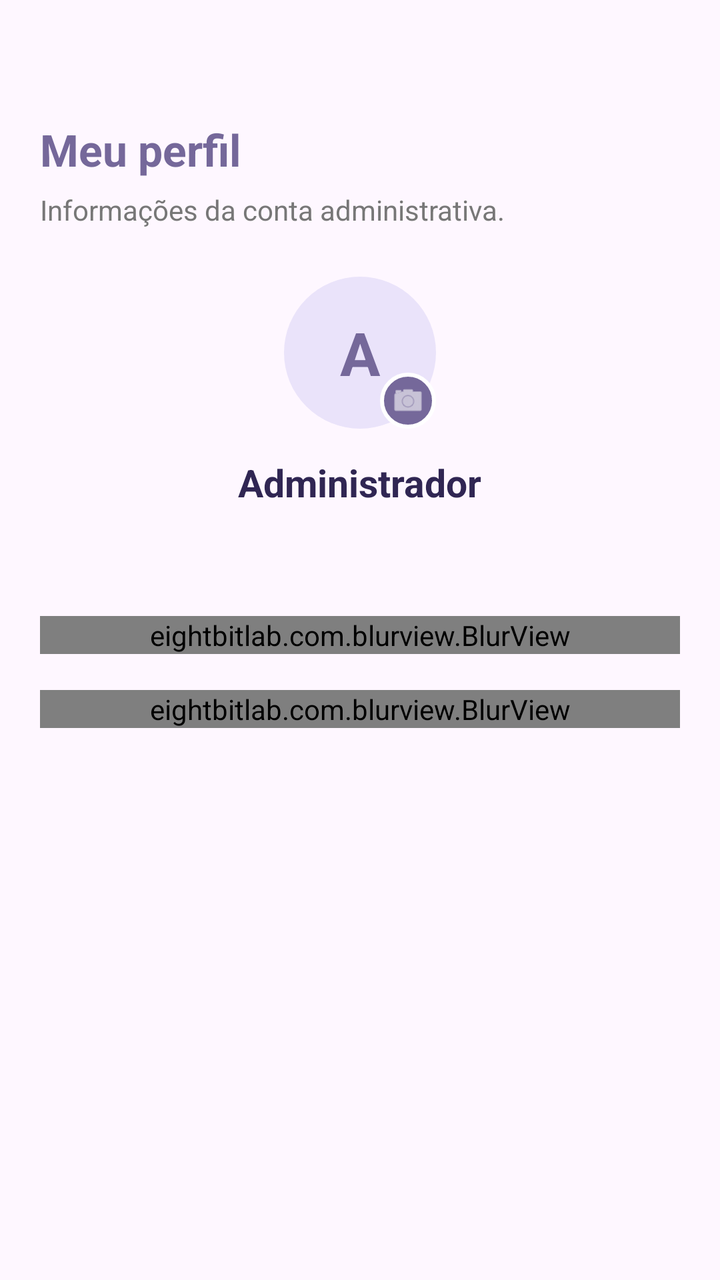
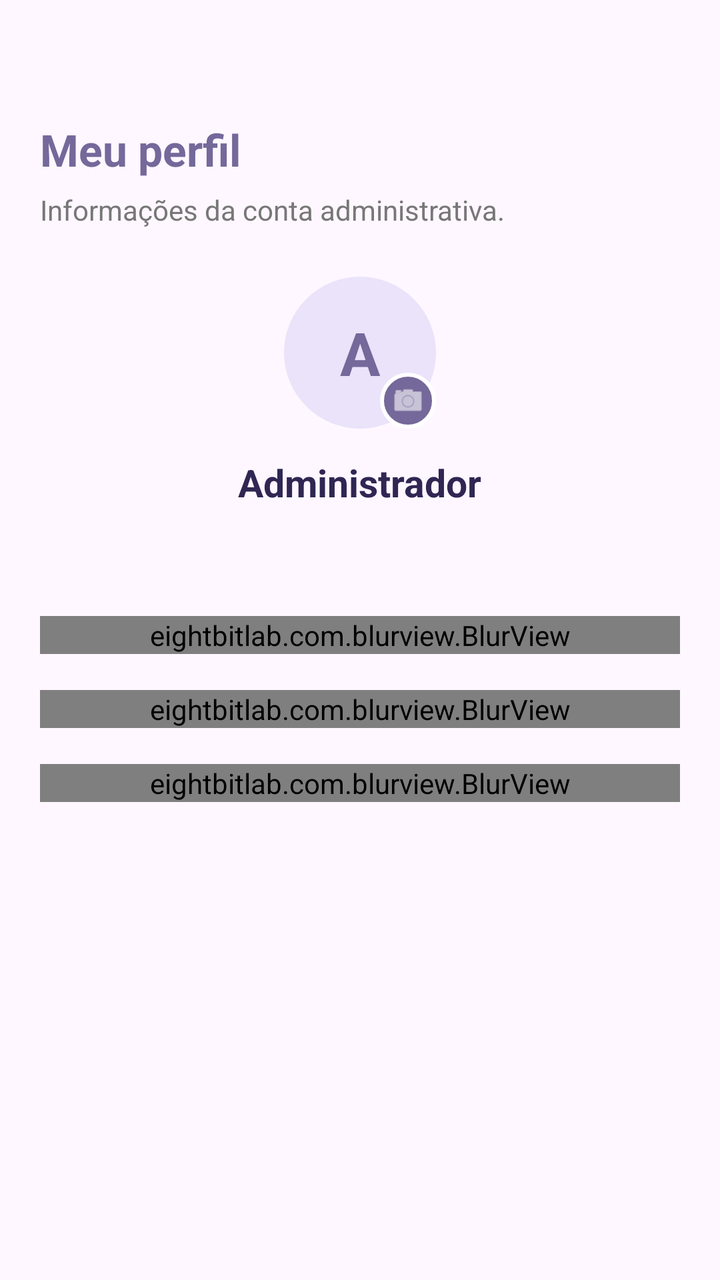

Before-and-after screenshots of an Android layout around one commit, followed by the original layout XML and the change that was made.
<!-- AndroidManifest.xml: application theme Theme.MindU -->
<!-- res/layout/content_perfil_admin.xml -->
<?xml version="1.0" encoding="utf-8"?>
<ScrollView
    xmlns:android="http://schemas.android.com/apk/res/android"
    android:layout_width="match_parent"
    android:layout_height="match_parent"
    android:fillViewport="true"
    android:clipToPadding="false"
    android:padding="20dp">

    <LinearLayout
        android:layout_width="match_parent"
        android:layout_height="wrap_content"
        android:orientation="vertical">

        
        <TextView
            android:layout_width="wrap_content"
            android:layout_height="wrap_content"
            android:layout_marginTop="40dp"
            android:text="Meu perfil"
            android:textColor="#75689A"
            android:textSize="22sp"
            android:textStyle="bold"/>

        <TextView
            android:layout_width="wrap_content"
            android:layout_height="wrap_content"
            android:layout_marginTop="6dp"
            android:text="Informações da conta administrativa."
            android:textColor="#777777"
            android:textSize="14sp"/>

    <LinearLayout
        android:layout_width="match_parent"
        android:layout_height="wrap_content"
        android:orientation="vertical"
        android:gravity="center_horizontal"
        android:clipChildren="false"
        android:clipToPadding="false"
        android:padding="24dp">

        <FrameLayout
            android:id="@+id/areaFotoAdmin"
            android:layout_width="76dp"
            android:layout_height="76dp"
            android:background="@drawable/bg_avatar_admin"
            android:clipChildren="false"
            android:clipToPadding="false"
            android:clickable="true"
            android:focusable="true">

            <ImageView
                android:id="@+id/imgFotoAdmin"
                android:layout_width="match_parent"
                android:layout_height="match_parent"
                android:scaleType="centerCrop"
                android:visibility="gone" />

            <TextView
                android:id="@+id/txtInicialAdmin"
                android:layout_width="match_parent"
                android:layout_height="match_parent"
                android:gravity="center"
                android:text="A"
                android:textColor="#75689A"
                android:textSize="30sp"
                android:textStyle="bold" />

            <ImageButton
                android:id="@+id/btnCameraAdmin"
                android:layout_width="28dp"
                android:layout_height="28dp"
                android:layout_gravity="bottom|end"
                android:background="@drawable/bg_camera_admin"
                android:contentDescription="Tirar foto de perfil"
                android:padding="5dp"
                android:scaleType="centerInside"
                android:src="@android:drawable/ic_menu_camera"
                android:tint="#FFFFFF" />

        </FrameLayout>

        <TextView
            android:id="@+id/txtNomeAdmin"
            android:layout_width="wrap_content"
            android:layout_height="wrap_content"
            android:layout_marginTop="14dp"
            android:text="Administrador"
            android:textColor="#302653"
            android:textSize="19sp"
            android:textStyle="bold"/>

    </LinearLayout>

        
        <eightbitlab.com.blurview.BlurView
            android:id="@+id/blurCardPerfilAdmin"
            android:layout_width="match_parent"
            android:layout_height="wrap_content"
            android:layout_marginTop="30dp">

            <LinearLayout
                android:layout_width="match_parent"
                android:layout_height="match_parent"
                android:layout_marginTop="0dp"
                android:gravity="center_horizontal"
                android:orientation="vertical"
                android:padding="24dp"
                android:textAlignment="center">

                <TextView
                    android:id="@+id/txtEmailAdmin"
                    android:layout_width="211dp"
                    android:layout_height="19dp"
                    android:layout_marginTop="2dp"
                    android:text="SEU EMAIL AQUI"
                    android:textAlignment="center"
                    android:textColor="#8A80A8"
                    android:textSize="16sp" />

                <View
                    android:layout_width="match_parent"
                    android:layout_height="1dp"
                    android:layout_marginTop="18dp"
                    android:layout_marginBottom="20dp"
                    android:background="#55FFFFFF" />

                <TextView
                    android:layout_width="match_parent"
                    android:layout_height="wrap_content"
                    android:letterSpacing="0.08"
                    android:text="INFORMAÇÕES DA CONTA"
                    android:textColor="#75689A"
                    android:textSize="11sp"
                    android:textStyle="bold" />

                <TextView
                    android:layout_width="match_parent"
                    android:layout_height="wrap_content"
                    android:layout_marginTop="14dp"
                    android:text="Tipo de acesso"
                    android:textColor="#777080"
                    android:textSize="12sp" />

                <TextView
                    android:layout_width="match_parent"
                    android:layout_height="wrap_content"
                    android:layout_marginTop="3dp"
                    android:text="Administrador"
                    android:textColor="#302653"
                    android:textSize="15sp"
                    android:textStyle="bold" />

            </LinearLayout>

        </eightbitlab.com.blurview.BlurView>

        <eightbitlab.com.blurview.BlurView
            android:id="@+id/cardMinhaContaAdmin"
            android:layout_width="match_parent"
            android:layout_height="wrap_content"
            android:layout_marginTop="18dp"
            android:clickable="true"
            android:focusable="true">

            <LinearLayout
                android:layout_width="match_parent"
                android:layout_height="wrap_content"
                android:gravity="center_vertical"
                android:orientation="horizontal"
                android:padding="20dp">

                <LinearLayout
                    android:layout_width="0dp"
                    android:layout_height="wrap_content"
                    android:layout_weight="1"
                    android:orientation="vertical">

                    <TextView
                        android:layout_width="wrap_content"
                        android:layout_height="wrap_content"
                        android:text="Minha conta"
                        android:textColor="#302653"
                        android:textSize="15sp"
                        android:textStyle="bold"/>

                    <TextView
                        android:layout_width="wrap_content"
                        android:layout_height="wrap_content"
                        android:layout_marginTop="4dp"
                        android:text="Informações pessoais e cadastro"
                        android:textColor="#777080"
                        android:textSize="12sp"/>

                </LinearLayout>

                <TextView
                    android:layout_width="wrap_content"
                    android:layout_height="wrap_content"
                    android:text="›"
                    android:textColor="#75689A"
                    android:textSize="28sp"/>

            </LinearLayout>

        </eightbitlab.com.blurview.BlurView>

    </LinearLayout>

</ScrollView>
<!-- resources referenced by this layout -->
<resources>
  <!-- drawable bg_avatar_admin (drawable) -->
  <?xml version="1.0" encoding="utf-8"?>
  <shape xmlns:android="http://schemas.android.com/apk/res/android"
      android:shape="oval">
  
      <solid android:color="#EAE3FA"/>
  
  </shape>
  <!-- drawable bg_camera_admin (drawable) -->
  <?xml version="1.0" encoding="utf-8"?>
  <shape xmlns:android="http://schemas.android.com/apk/res/android"
      android:shape="oval">
  
      <solid android:color="#75689A"/>
  
      <stroke
          android:width="2dp"
          android:color="#FFFFFF"/>
  
  </shape>
  <style name="Theme.MindU" parent="Base.Theme.MindU" />
  <style name="Base.Theme.MindU" parent="Theme.Material3.DayNight.NoActionBar">
          
          
      </style>
</resources>

<!-- the commit's change to res/layout/content_perfil_admin.xml (unified diff, before → after) -->
@@ -205,6 +205,41 @@
 
         </eightbitlab.com.blurview.BlurView>
 
+        <eightbitlab.com.blurview.BlurView
+            android:id="@+id/cardSairAdmin"
+            android:layout_width="match_parent"
+            android:layout_height="wrap_content"
+            android:layout_marginTop="18dp"
+            android:clickable="true"
+            android:focusable="true">
+
+            <LinearLayout
+                android:layout_width="match_parent"
+                android:layout_height="wrap_content"
+                android:gravity="center_vertical"
+                android:orientation="horizontal"
+                android:padding="20dp">
+
+                <TextView
+                    android:layout_width="0dp"
+                    android:layout_height="wrap_content"
+                    android:layout_weight="1"
+                    android:text="Sair da conta"
+                    android:textColor="#B84A5A"
+                    android:textSize="15sp"
+                    android:textStyle="bold"/>
+
+                <TextView
+                    android:layout_width="wrap_content"
+                    android:layout_height="wrap_content"
+                    android:text="›"
+                    android:textColor="#B84A5A"
+                    android:textSize="28sp"/>
+
+            </LinearLayout>
+
+        </eightbitlab.com.blurview.BlurView>
+
     </LinearLayout>
 
 </ScrollView>
